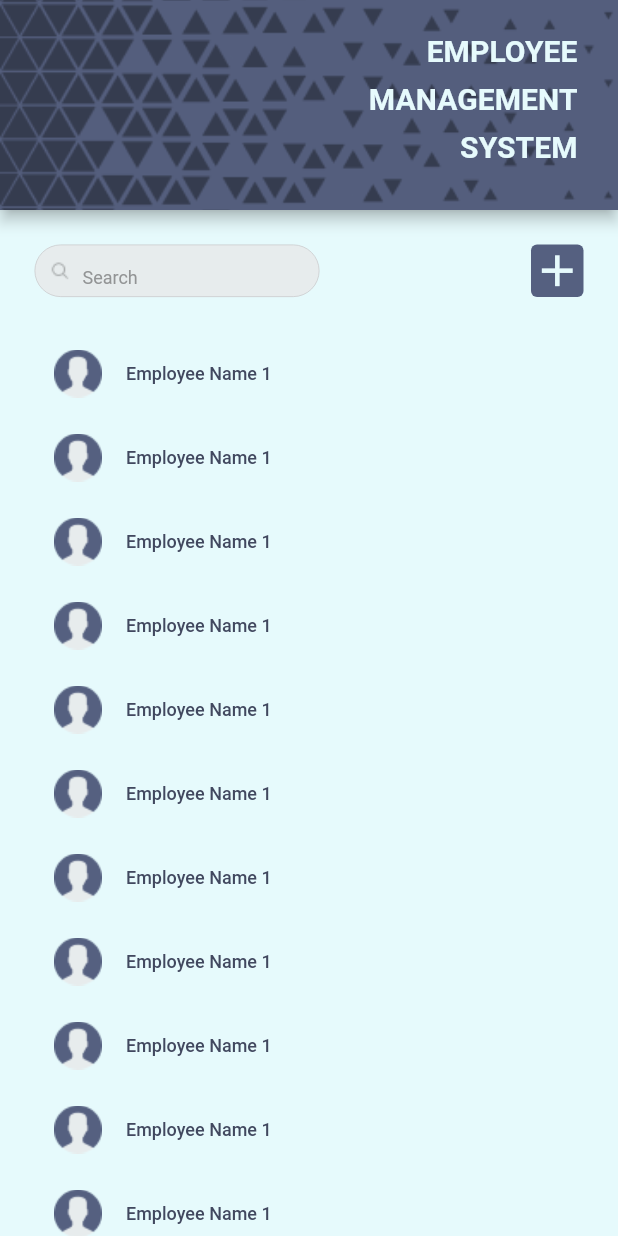
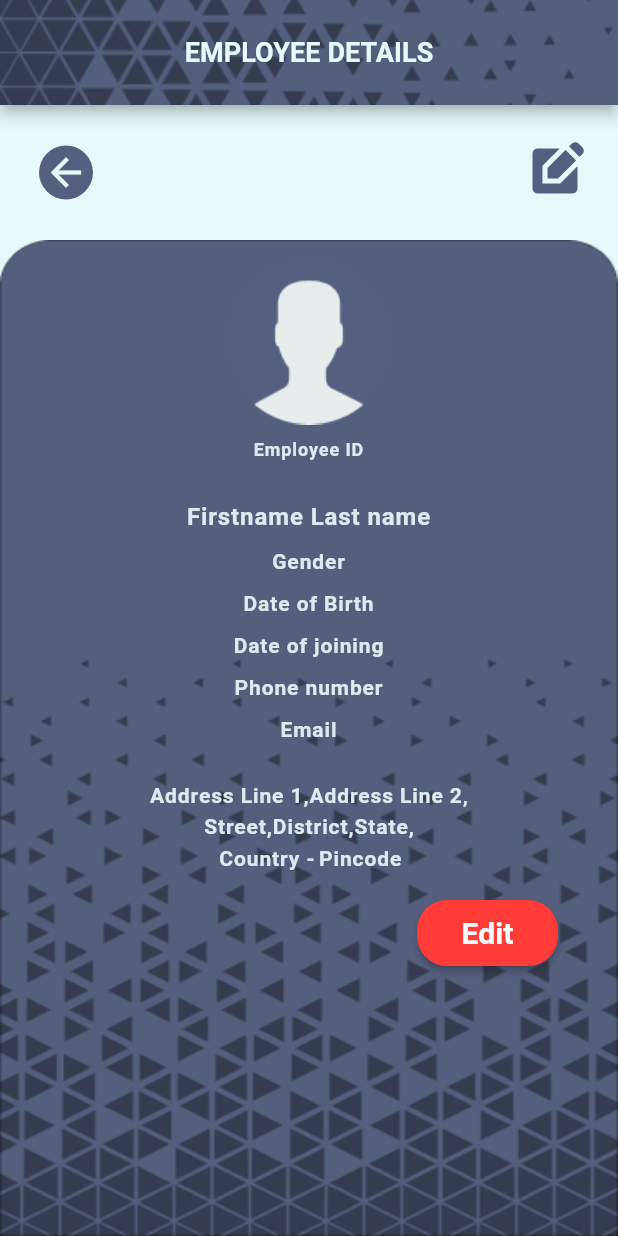
Before and after one commit to rasinchungath/employee-management-system, a Flutter app: the screen it shows after launch, after a tap on "Employee Name 1", on a phone screen of 412 x 824 dp. Run offline on Flutter 3.47's test engine with Material 2 defaults, Android fonts, the phone set to English and light mode, and no system bars.

Commit message:
employee detail UI completed

```diff
--- a/lib/constants/constant.dart
+++ b/lib/constants/constant.dart
@@ -4,7 +4,7 @@ import 'colors.dart';
 const kAppBarTextstyle = TextStyle(
   letterSpacing: 0.06,
   fontWeight: FontWeight.w700,
-  fontSize: 20,
+  fontSize: 18,
   color: kBGcolor,
 );
 
@@ -13,3 +13,12 @@ const kSearchStyle = TextStyle(
   fontSize: 12.0,
   fontWeight: FontWeight.w400,
 );
+
+const kEmployeeDetailStyle = TextStyle(
+  letterSpacing: 0.6,
+  color: Color(0XFFDFEAF0),
+  fontSize: 14,
+  fontWeight: FontWeight.w600,
+);
+
+const buttonColor = Color(0XFFFF3C38);
--- /dev/null
+++ b/lib/screens/add_employee_details_screen.dart
@@ -0,0 +1,16 @@
+import 'package:flutter/material.dart';
+
+class AddEmployeeDetailsScreen extends StatelessWidget {
+  const AddEmployeeDetailsScreen({super.key});
+
+  @override
+  Widget build(BuildContext context) {
+    return const SafeArea(
+      child: Scaffold(
+        body: Center(
+          child: Text('Add Employee detail screen'),
+        ),
+      ),
+    );
+  }
+}
--- /dev/null
+++ b/lib/screens/edit_employee_details_screen.dart
@@ -0,0 +1,16 @@
+import 'package:flutter/material.dart';
+
+class EditEmployeeDetailsScreen extends StatelessWidget {
+  const EditEmployeeDetailsScreen({super.key});
+
+  @override
+  Widget build(BuildContext context) {
+    return const SafeArea(
+      child: Scaffold(
+        body: Center(
+          child: Text('Edit Employee detail screen'),
+        ),
+      ),
+    );
+  }
+}
--- /dev/null
+++ b/lib/screens/employee_details_screen.dart
@@ -0,0 +1,221 @@
+import 'package:employee_list/constants/colors.dart';
+import 'package:employee_list/constants/constant.dart';
+import 'package:employee_list/utils/custom_appbar.dart';
+import 'package:flutter/material.dart';
+import '../utils/custom_text.dart';
+import 'edit_employee_details_screen.dart';
+
+class EmployeeDetailsScreen extends StatelessWidget {
+  const EmployeeDetailsScreen({super.key});
+
+  @override
+  Widget build(BuildContext context) {
+    return SafeArea(
+      child: Scaffold(
+        appBar: customAppbar(title: 'Employee details'),
+        body: Column(
+          children: [
+            Padding(
+              padding: const EdgeInsets.only(
+                  left: 0, right: 10, top: 16, bottom: 16),
+              child: Row(
+                mainAxisAlignment: MainAxisAlignment.spaceBetween,
+                children: [
+                  RawMaterialButton(
+                    onPressed: () {
+                      Navigator.pop(context);
+                    },
+                    elevation: 0,
+                    fillColor: const Color(0XFF556080),
+                    padding: const EdgeInsets.all(0),
+                    shape: const CircleBorder(),
+                    child: const Icon(
+                      Icons.arrow_back,
+                      color: kBGcolor,
+                      size: 30.0,
+                    ),
+                  ),
+                  Padding(
+                    padding: const EdgeInsets.only(
+                      bottom: 10,
+                      right: 12,
+                    ),
+                    child: IconButton(
+                      onPressed: () {
+                        Navigator.push(
+                          context,
+                          MaterialPageRoute(
+                            builder: (context) =>
+                                const EditEmployeeDetailsScreen(),
+                          ),
+                        );
+                      },
+                      icon: const Icon(
+                        Icons.edit_square,
+                        color: Color(0XFF556080),
+                        size: 40,
+                      ),
+                    ),
+                  ),
+                ],
+              ),
+            ),
+            Expanded(
+              child: Container(
+                decoration: const BoxDecoration(
+                  image: DecorationImage(
+                    image: AssetImage(
+                      'assets/images/Blue Window.png',
+                    ),
+                    fit: BoxFit.fill,
+                  ),
+                ),
+                child: Column(
+                  children: [
+                    const SizedBox(
+                      height: 10,
+                    ),
+                    Image.asset(
+                      'assets/images/Profile Picture.png',
+                      height: 113,
+                      width: 113,
+                    ),
+                    const SizedBox(
+                      height: 10,
+                    ),
+                    const Text(
+                      'Employee ID',
+                      textAlign: TextAlign.center,
+                      style: TextStyle(
+                        letterSpacing: 0.6,
+                        color: Color(0XFFDFEAF0),
+                        fontSize: 12,
+                        fontWeight: FontWeight.w600,
+                      ),
+                    ),
+                    const SizedBox(
+                      height: 28,
+                    ),
+                    const Text(
+                      'Firstname Last name',
+                      textAlign: TextAlign.center,
+                      style: TextStyle(
+                        letterSpacing: 0.6,
+                        color: Color(0XFFDFEAF0),
+                        fontSize: 16,
+                        fontWeight: FontWeight.w600,
+                      ),
+                    ),
+                    const SizedBox(
+                      height: 12,
+                    ),
+                    const CustomText(
+                      text: 'Gender',
+                    ),
+                    const SizedBox(
+                      height: 12,
+                    ),
+                    const CustomText(
+                      text: 'Date of Birth',
+                    ),
+                    const SizedBox(
+                      height: 12,
+                    ),
+                    const CustomText(
+                      text: 'Date of joining',
+                    ),
+                    const SizedBox(
+                      height: 12,
+                    ),
+                    const CustomText(
+                      text: 'Phone number',
+                    ),
+                    const SizedBox(
+                      height: 12,
+                    ),
+                    const CustomText(
+                      text: 'Email',
+                    ),
+                    const SizedBox(
+                      height: 28,
+                    ),
+                    Row(
+                      mainAxisAlignment: MainAxisAlignment.center,
+                      children: const [
+                        CustomText(text: 'Address Line 1,'),
+                        CustomText(text: 'Address Line 2,'),
+                      ],
+                    ),
+                    const SizedBox(
+                      height: 5,
+                    ),
+                    Row(
+                      mainAxisAlignment: MainAxisAlignment.center,
+                      children: const [
+                        CustomText(text: 'Street,'),
+                        CustomText(text: 'District,'),
+                        CustomText(text: 'State,'),
+                      ],
+                    ),
+                    const SizedBox(
+                      height: 5,
+                    ),
+                    Row(
+                      mainAxisAlignment: MainAxisAlignment.center,
+                      children: const [
+                        CustomText(text: 'Country - '),
+                        CustomText(text: 'Pincode'),
+                      ],
+                    ),
+                    Row(
+                      mainAxisAlignment: MainAxisAlignment.end,
+                      children: [
+                        Padding(
+                          padding: const EdgeInsets.only(right: 40, top: 20),
+                          child: SizedBox(
+                            width: 94,
+                            height: 44,
+                            child: ElevatedButton(
+                              style: ButtonStyle(
+                                backgroundColor:
+                                    MaterialStateProperty.all(buttonColor),
+                                shape: MaterialStateProperty.all<
+                                    RoundedRectangleBorder>(
+                                  RoundedRectangleBorder(
+                                    borderRadius: BorderRadius.circular(20),
+                                  ),
+                                ),
+                              ),
+                              onPressed: () {
+                                Navigator.push(
+                                  context,
+                                  MaterialPageRoute(
+                                    builder: (context) =>
+                                        const EditEmployeeDetailsScreen(),
+                                  ),
+                                );
+                              },
+                              child: const Text(
+                                'Edit',
+                                style: TextStyle(
+                                  letterSpacing: 0.06,
+                                  color: Color(0XFFFFFFFF),
+                                  fontWeight: FontWeight.w600,
+                                  fontSize: 20,
+                                ),
+                              ),
+                            ),
+                          ),
+                        ),
+                      ],
+                    ),
+                  ],
+                ),
+              ),
+            ),
+          ],
+        ),
+      ),
+    );
+  }
+}
--- a/lib/screens/home_screen.dart
+++ b/lib/screens/home_screen.dart
@@ -1,6 +1,7 @@
 import 'package:employee_list/constants/colors.dart';
+import 'package:employee_list/screens/add_employee_details_screen.dart';
+import 'package:employee_list/screens/employee_details_screen.dart';
 import 'package:flutter/material.dart';
-
 import '../constants/constant.dart';
 import '../utils/home_appbar.dart';
 
@@ -90,7 +91,8 @@ class HomeScreen extends StatelessWidget {
                   padding: const EdgeInsets.only(left: 20),
                   child: InkWell(
                     onTap: () {
-                      print('listile pressed');
+                       Navigator.push(context, MaterialPageRoute(builder: (context)=>const EmployeeDetailsScreen(),),);
+
                     },
                     child: ListTile(
                       minLeadingWidth: 7,
@@ -114,6 +116,28 @@ class HomeScreen extends StatelessWidget {
             ],
           ),
         ),
+        floatingActionButton:Padding(
+          padding: const EdgeInsets.only(right: 12, bottom: 18),
+          child: InkWell(
+            onTap: () {
+              Navigator.push(context, MaterialPageRoute(builder: (context)=>const AddEmployeeDetailsScreen(),),);
+
+            },
+            child: Container(
+              height: 50,
+              width: 50,
+              decoration: BoxDecoration(
+                borderRadius: BorderRadius.circular(4.0),
+                color: const Color(0XFF556080),
+              ),
+              child: const Icon(
+                Icons.add,
+                size: 50,
+                color: kBGcolor,
+              ),
+            ),
+          ),
+        ),
       ),
     );
   }
--- /dev/null
+++ b/lib/utils/custom_appbar.dart
@@ -0,0 +1,26 @@
+import 'package:flutter/material.dart';
+
+import '../constants/constant.dart';
+
+AppBar customAppbar({required String title}){
+  return AppBar(
+          automaticallyImplyLeading: false,
+          toolbarHeight: 70,
+          flexibleSpace: Container(
+            height: 70,
+            decoration: const BoxDecoration(
+              image: DecorationImage(
+                image: AssetImage('assets/images/Top Header2.png'),
+                fit: BoxFit.cover,
+              ),
+            ),
+            child:  Center(
+              child: Text(
+                title.toUpperCase(),
+                style: kAppBarTextstyle,
+              ),
+            ),
+          ),
+        );
+
+}
--- /dev/null
+++ b/lib/utils/custom_text.dart
@@ -0,0 +1,20 @@
+import 'package:flutter/material.dart';
+
+class CustomText extends StatelessWidget {
+  const CustomText({super.key, required this.text});
+  final String text;
+
+  @override
+  Widget build(BuildContext context) {
+    return Text(
+      text,
+      textAlign: TextAlign.center,
+      style: const TextStyle(
+        letterSpacing: 0.6,
+        color: Color(0XFFDFEAF0),
+        fontSize: 14,
+        fontWeight: FontWeight.w600,
+      ),
+    );
+  }
+}
```
Also changed, not shown: assets/images/Back Icon.png (added), assets/images/Blue Window.png (added), assets/images/Profile Picture.png (added), assets/images/Top Header2.png (added).
